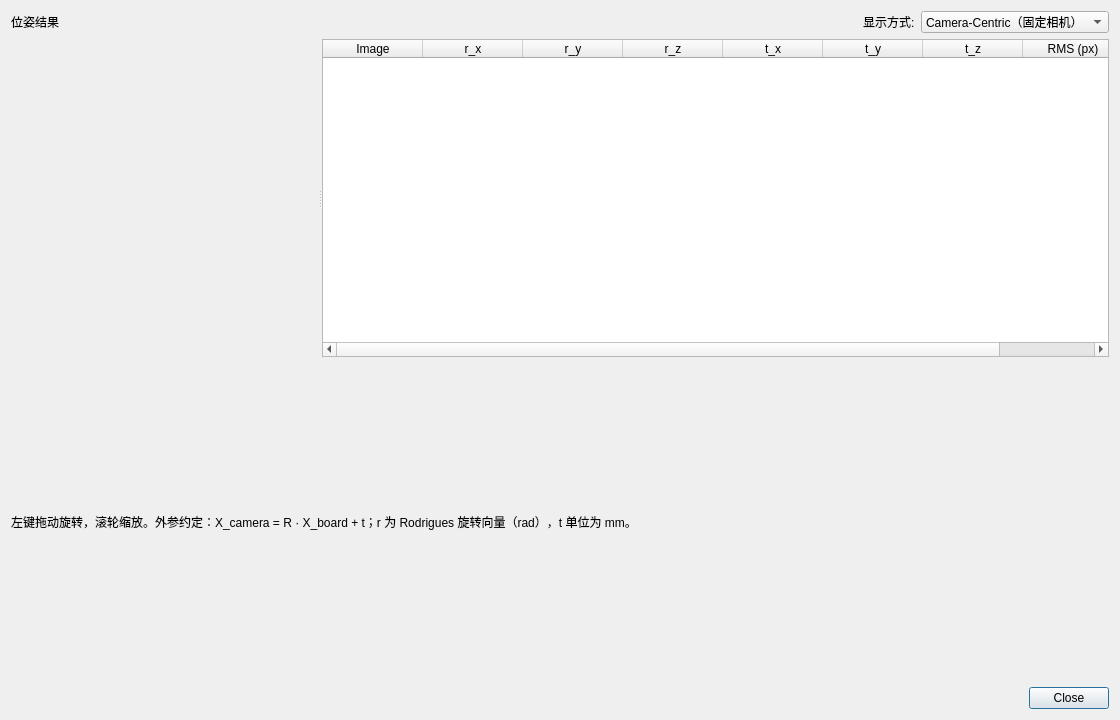
First picture: the form in src/pose_result_dialog.ui, repository du-xinyi/Calibration, before the edit.
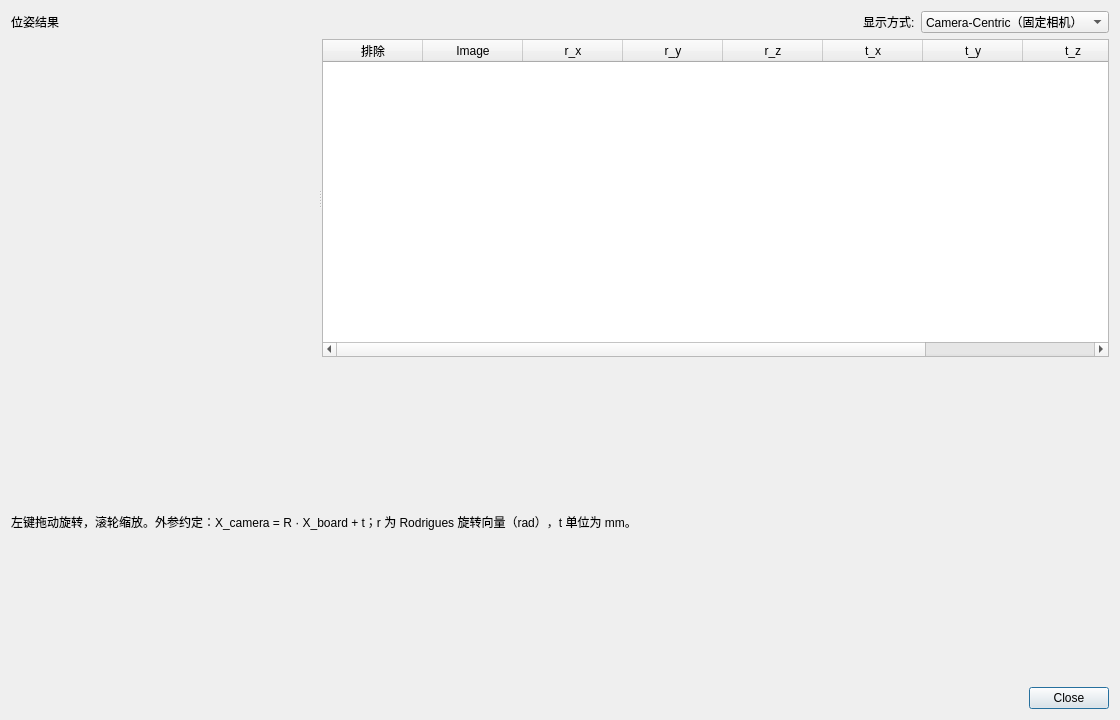
Second picture: the form after the edit. Custom widgets are drawn as their Qt base class.

Commit message: 支持排除高误差图片重新标定

```diff
--- a/src/pose_result_dialog.ui
+++ b/src/pose_result_dialog.ui
@@ -81,6 +81,11 @@
       <property name="alternatingRowColors">
        <bool>true</bool>
       </property>
+      <column>
+       <property name="text">
+        <string>排除</string>
+       </property>
+      </column>
       <column>
        <property name="text">
         <string>Image</string>
```
The commit also changes 7 other files.
